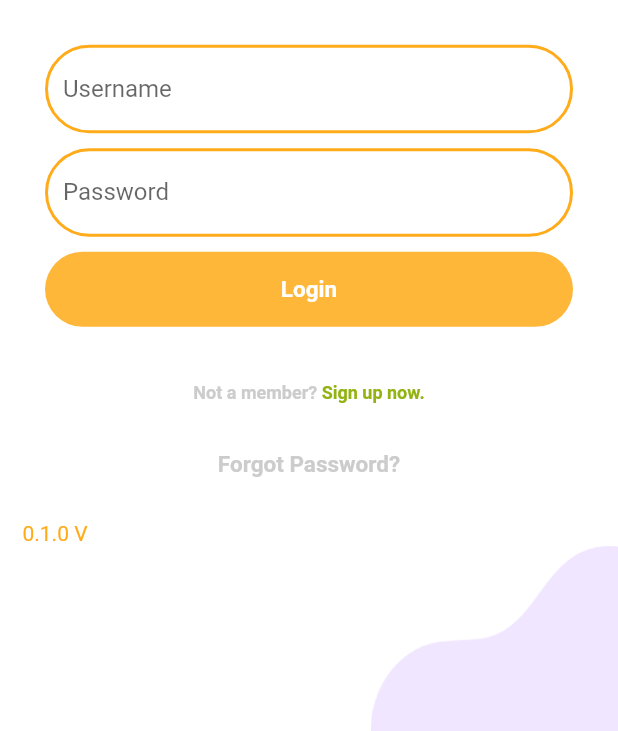
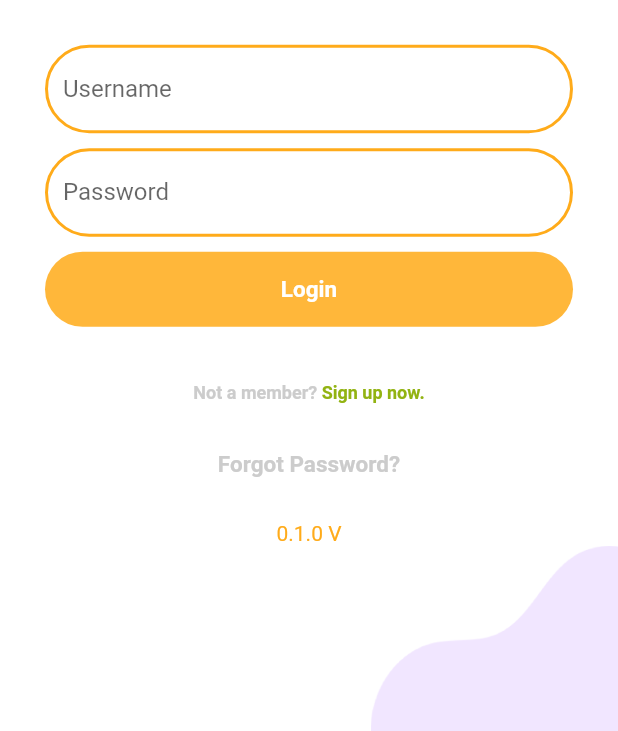
Before and after one commit to Restfulness/Restfulness-flutter-app, a Flutter app: the screen it shows after launch, on a phone screen of 412 x 824 dp, the part 505-1236 px from its top. Run offline on Flutter 3.47's test engine with Material 2 defaults, Android fonts, the phone set to English and light mode, and no system bars; our stand-ins replace dotted_border, fancy_bottom_navigation, flutter_datetime_picker, flutter_tags, fluttertoast, jwt_decoder and 6 more; missing offline and left inert: flutter_sequence_animation, receive_sharing_intent; accounts and stored records are empty.

Commit message:
Change version position

```diff
--- a/lib/src/screens/login/login_screen.dart
+++ b/lib/src/screens/login/login_screen.dart
@@ -88,14 +88,16 @@ class _LoginScreenState extends State<LoginScreen> {
                   top: 1,
                   right: 10,
                 ),
-                Positioned(
-                  child: Text(
-                    '${_packageInfo.version} V',
-                    style: TextStyle(color: primaryColor),
+                Positioned.fill(
+                  child: Align(
+                      alignment: Alignment.bottomCenter,
+                      child:  Text(
+                        '${_packageInfo.version} V',
+                        style: TextStyle(color: primaryColor),
+                      ),
                   ),
-                  bottom: 0,
-                  left: 15,
-                )
+
+                ),
               ],
             )));
   }
```
